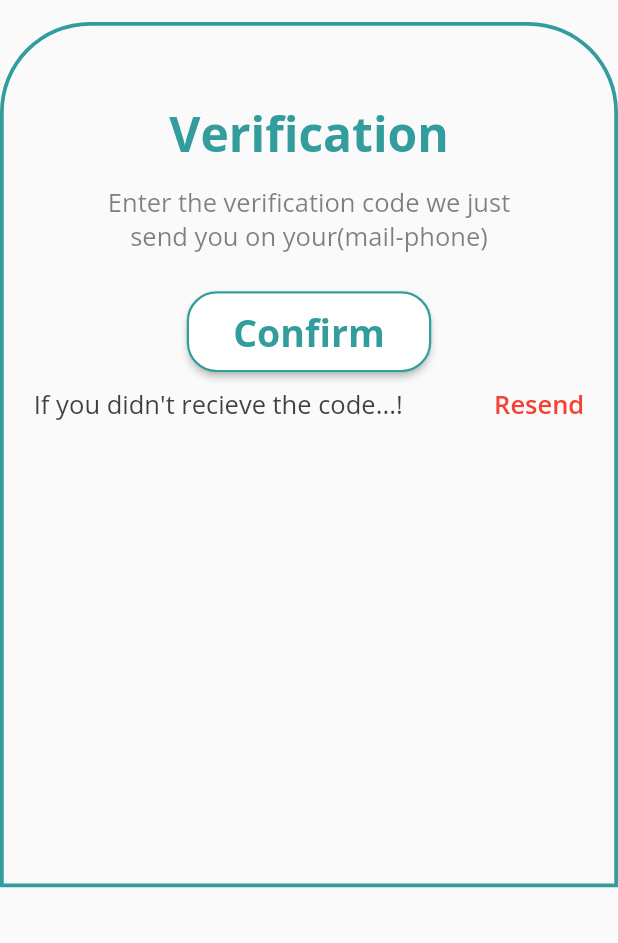
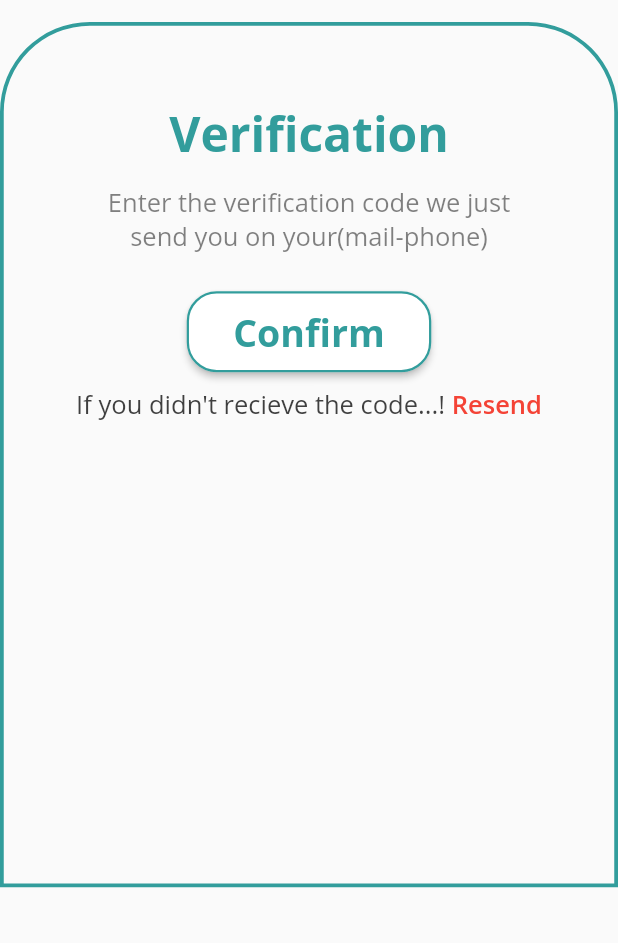
Before and after one commit to ahmeednasr/QueueyApp, a Flutter app: the screen it shows after launch, on a phone screen of 412 x 824 dp, the part 293-1236 px from its top. Run offline on Flutter 3.47's test engine with Material 2 defaults, Android fonts, the phone set to English and light mode, and no system bars; our stand-ins replace flutter_rating_bar, flutter_swiper.

Commit message:
th 29/4 ||| nasr

```diff
--- a/lib/2 -Algaraiehy/10-verification/10-verification View.dart
+++ b/lib/2 -Algaraiehy/10-verification/10-verification View.dart
@@ -137,14 +137,12 @@ class _VerificationViewState extends State<VerificationView> {
                       child: Row(
                         mainAxisAlignment: MainAxisAlignment.center,
                         children: [
-                          Expanded(
-                            child: Text(
-                              "If you didn't recieve the code...!",
-                              maxLines: 2,
-                              style: TextStyle(
-                                fontSize: 17,
-                                color: Color(0xff3F3F3F),
-                              ),
+                          Text(
+                            "If you didn't recieve the code...! ",
+                            maxLines: 2,
+                            style: TextStyle(
+                              fontSize: 17,
+                              color: Color(0xff3F3F3F),
                             ),
                           ),
                           InkWell(
--- a/lib/2 -Algaraiehy/9-forgetPassword/9-forgetPass View.dart
+++ b/lib/2 -Algaraiehy/9-forgetPassword/9-forgetPass View.dart
@@ -1,4 +1,5 @@
 import 'package:flutter/material.dart';
+import 'package:flutter/services.dart';
 
 class ForgetPassword extends StatefulWidget {
   @override
@@ -12,6 +13,9 @@ class _ForgetPasswordState extends State<ForgetPassword> {
     return Padding(
       padding: EdgeInsets.symmetric(horizontal: 20, vertical: 20),
       child: TextFormField(
+        inputFormatters: [
+          LengthLimitingTextInputFormatter(20),
+        ],
         onSaved: onSave,
         keyboardType: TextInputType.text,
         validator: validate,
```
